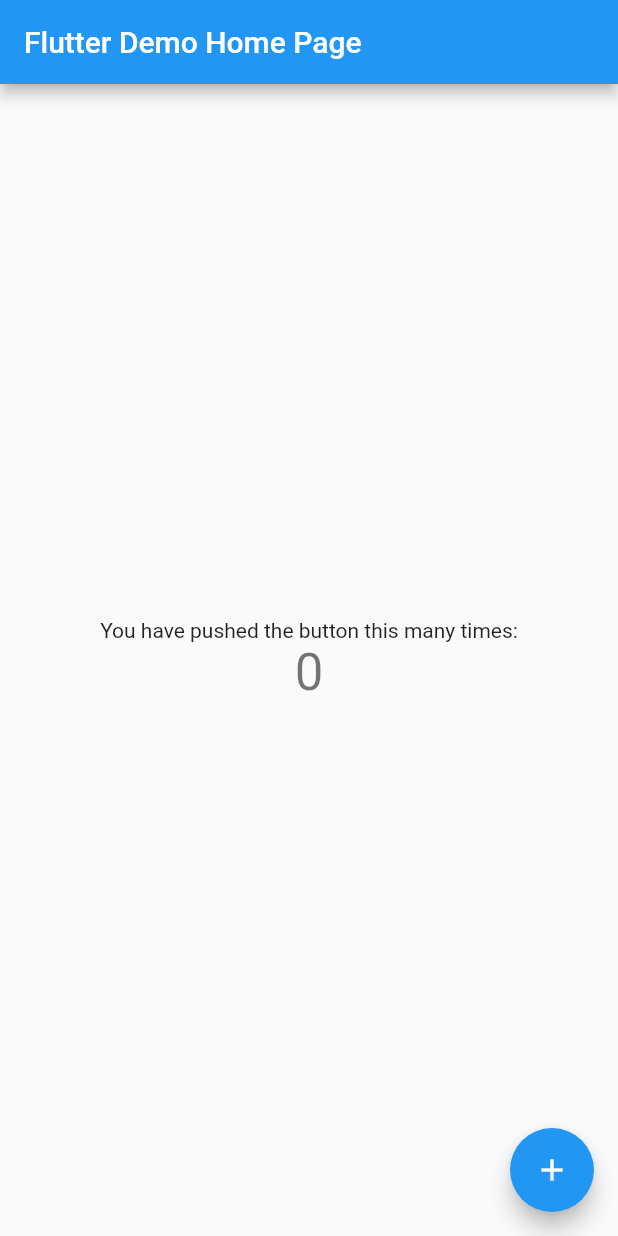
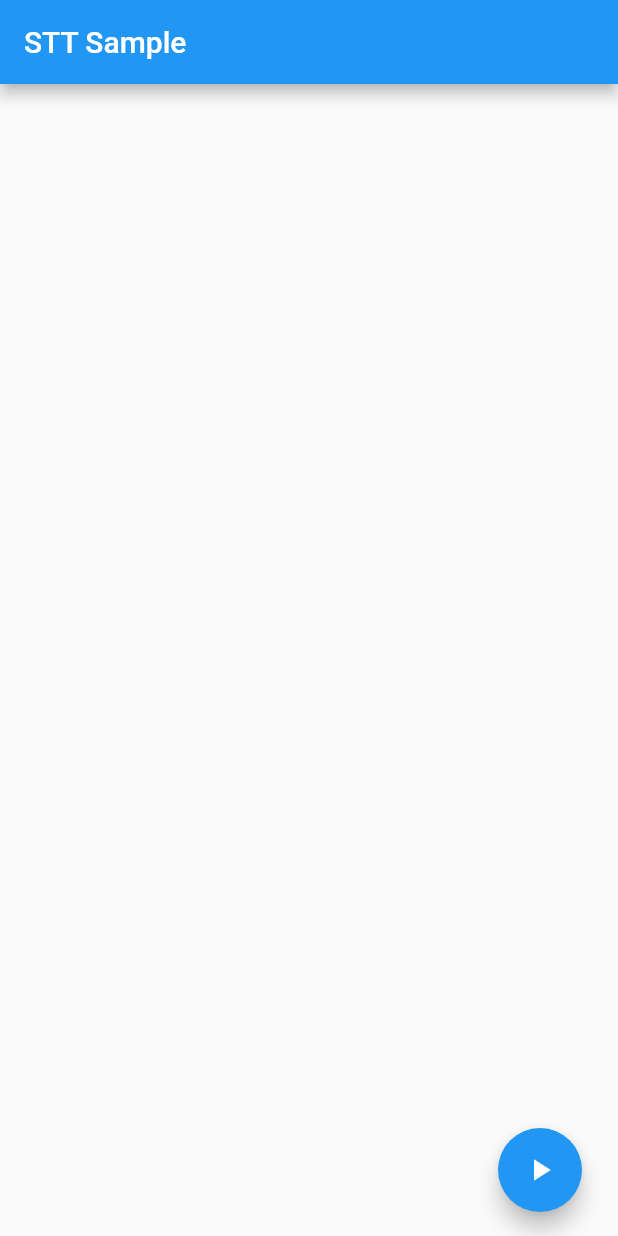
Before and after one commit to taiseidev/voice-input-sample, a Flutter app: the screen it shows after launch, on a phone screen of 412 x 824 dp. Run offline on Flutter 3.47's test engine with Material 2 defaults, Android fonts, the phone set to English and light mode, and no system bars; our stand-ins replace lottie, speech_to_text.

Commit message:
音声入力テスト

```diff
--- a/lib/main.dart
+++ b/lib/main.dart
@@ -1,115 +1,150 @@
 import 'package:flutter/material.dart';
+import 'package:lottie/lottie.dart';
+import 'package:speech_to_text/speech_recognition_error.dart';
+import 'package:speech_to_text/speech_recognition_result.dart';
+import 'package:speech_to_text/speech_to_text.dart' as stt;
 
 void main() {
-  runApp(const MyApp());
+  runApp(
+    MyApp(),
+  );
 }
 
 class MyApp extends StatelessWidget {
-  const MyApp({Key? key}) : super(key: key);
-
-  // This widget is the root of your application.
   @override
   Widget build(BuildContext context) {
     return MaterialApp(
-      title: 'Flutter Demo',
+      title: 'STT Sample',
       theme: ThemeData(
-        // This is the theme of your application.
-        //
-        // Try running your application with "flutter run". You'll see the
-        // application has a blue toolbar. Then, without quitting the app, try
-        // changing the primarySwatch below to Colors.green and then invoke
-        // "hot reload" (press "r" in the console where you ran "flutter run",
-        // or simply save your changes to "hot reload" in a Flutter IDE).
-        // Notice that the counter didn't reset back to zero; the application
-        // is not restarted.
         primarySwatch: Colors.blue,
       ),
-      home: const MyHomePage(title: 'Flutter Demo Home Page'),
+      home: const STT(),
     );
   }
 }
 
-class MyHomePage extends StatefulWidget {
-  const MyHomePage({Key? key, required this.title}) : super(key: key);
-
-  // This widget is the home page of your application. It is stateful, meaning
-  // that it has a State object (defined below) that contains fields that affect
-  // how it looks.
-
-  // This class is the configuration for the state. It holds the values (in this
-  // case the title) provided by the parent (in this case the App widget) and
-  // used by the build method of the State. Fields in a Widget subclass are
-  // always marked "final".
-
-  final String title;
+class STT extends StatefulWidget {
+  const STT({Key? key}) : super(key: key);
 
   @override
-  State<MyHomePage> createState() => _MyHomePageState();
+  _STTState createState() => _STTState();
 }
 
-class _MyHomePageState extends State<MyHomePage> {
-  int _counter = 0;
+class _STTState extends State<STT> {
+  String lastWords = "";
+  String lastError = '';
+  String lastStatus = '';
+  bool listen = false;
+  stt.SpeechToText speech = stt.SpeechToText();
 
-  void _incrementCounter() {
+  Future<void> _speak() async {
+    bool available = await speech.initialize(
+      onError: errorListener,
+      onStatus: statusListener,
+    );
+    if (available) {
+      speech.listen(
+        onResult: resultListener,
+        localeId: 'ja',
+      );
+    } else {
+      print("The user has denied the use of speech recognition.");
+    }
+  }
+
+  Future<void> _stop() async {
+    speech.stop();
+  }
+
+  void resultListener(SpeechRecognitionResult result) {
     setState(() {
-      // This call to setState tells the Flutter framework that something has
-      // changed in this State, which causes it to rerun the build method below
-      // so that the display can reflect the updated values. If we changed
-      // _counter without calling setState(), then the build method would not be
-      // called again, and so nothing would appear to happen.
-      _counter++;
+      lastWords = result.recognizedWords;
+    });
+  }
+
+  void errorListener(SpeechRecognitionError error) {
+    setState(() {
+      lastError = '${error.errorMsg} - ${error.permanent}';
+    });
+  }
+
+  void statusListener(String status) {
+    setState(() {
+      lastStatus = status;
     });
   }
 
   @override
   Widget build(BuildContext context) {
-    // This method is rerun every time setState is called, for instance as done
-    // by the _incrementCounter method above.
-    //
-    // The Flutter framework has been optimized to make rerunning build methods
-    // fast, so that you can just rebuild anything that needs updating rather
-    // than having to individually change instances of widgets.
     return Scaffold(
       appBar: AppBar(
-        // Here we take the value from the MyHomePage object that was created by
-        // the App.build method, and use it to set our appbar title.
-        title: Text(widget.title),
+        title: const Text('STT Sample'),
       ),
       body: Center(
-        // Center is a layout widget. It takes a single child and positions it
-        // in the middle of the parent.
         child: Column(
-          // Column is also a layout widget. It takes a list of children and
-          // arranges them vertically. By default, it sizes itself to fit its
-          // children horizontally, and tries to be as tall as its parent.
-          //
-          // Invoke "debug painting" (press "p" in the console, choose the
-          // "Toggle Debug Paint" action from the Flutter Inspector in Android
-          // Studio, or the "Toggle Debug Paint" command in Visual Studio Code)
-          // to see the wireframe for each widget.
-          //
-          // Column has various properties to control how it sizes itself and
-          // how it positions its children. Here we use mainAxisAlignment to
-          // center the children vertically; the main axis here is the vertical
-          // axis because Columns are vertical (the cross axis would be
-          // horizontal).
           mainAxisAlignment: MainAxisAlignment.center,
           children: <Widget>[
-            const Text(
-              'You have pushed the button this many times:',
+            Row(
+              mainAxisAlignment: MainAxisAlignment.center,
+              children: [
+                Text(lastWords),
+                if (lastWords.isNotEmpty && lastStatus == 'done')
+                  ElevatedButton(
+                    onPressed: () {
+                      showDialog(
+                        context: context,
+                        barrierDismissible: false,
+                        builder: (_) {
+                          return AlertDialog(
+                            content: TextFormField(
+                              initialValue: lastWords,
+                              onChanged: (value) {
+                                setState(() {
+                                  lastWords = value;
+                                });
+                              },
+                            ),
+                            actions: [
+                              ElevatedButton(
+                                child: const Text("完了"),
+                                onPressed: () => Navigator.pop(context),
+                              ),
+                            ],
+                          );
+                        },
+                      );
+                    },
+                    child: const Text('編集'),
+                  ),
+              ],
             ),
-            Text(
-              '$_counter',
-              style: Theme.of(context).textTheme.headline4,
-            ),
+            if (lastStatus == 'listening')
+              Lottie.network(
+                  'https://assets3.lottiefiles.com/packages/lf20_8q6gmpci.json')
           ],
         ),
       ),
-      floatingActionButton: FloatingActionButton(
-        onPressed: _incrementCounter,
-        tooltip: 'Increment',
-        child: const Icon(Icons.add),
-      ), // This trailing comma makes auto-formatting nicer for build methods.
+      floatingActionButton: Row(
+        mainAxisAlignment: MainAxisAlignment.end,
+        children: [
+          FloatingActionButton(
+            onPressed: () {
+              listen = !listen;
+              listen ? _speak() : _stop();
+            },
+            child:
+                listen ? const Icon(Icons.stop) : const Icon(Icons.play_arrow),
+          ),
+          const SizedBox(
+            width: 8,
+          ),
+          if (lastWords.isNotEmpty && lastStatus == 'done')
+            FloatingActionButton(
+              onPressed: () {},
+              child: const Text('登録'),
+            ),
+        ],
+      ),
     );
   }
 }
--- a/pubspec.yaml
+++ b/pubspec.yaml
@@ -3,7 +3,7 @@
 
 # The following line prevents the package from being accidentally published to
 # pub.dev using `flutter pub publish`. This is preferred for private packages.
-publish_to: 'none' # Remove this line if you wish to publish to pub.dev
+publish_to: "none" # Remove this line if you wish to publish to pub.dev
 
 # The following defines the version and build number for your application.
 # A version number is three numbers separated by dots, like 1.2.43
@@ -30,10 +30,11 @@
   flutter:
     sdk: flutter
 
-
   # The following adds the Cupertino Icons font to your application.
   # Use with the CupertinoIcons class for iOS style icons.
   cupertino_icons: ^1.0.2
+  speech_to_text: ^5.5.0
+  lottie: ^1.3.0
 
 dev_dependencies:
   flutter_test:
@@ -51,7 +52,6 @@
 
 # The following section is specific to Flutter packages.
 flutter:
-
   # The following line ensures that the Material Icons font is
   # included with your application, so that you can use the icons in
   # the material Icons class.
```
Also changed, not shown: pubspec.lock, 12 other files.
